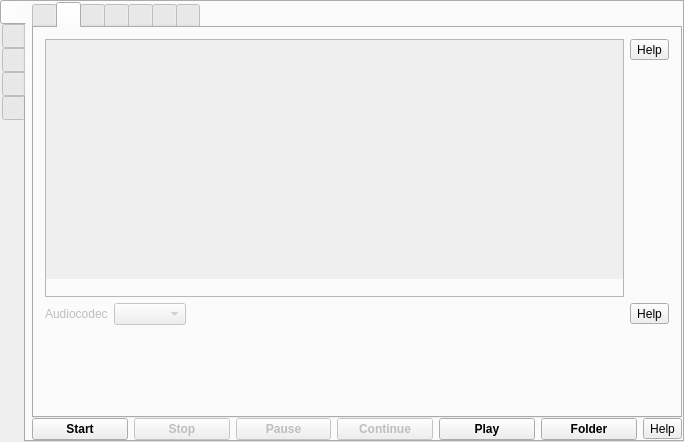
Old version of the form src/formMainWindow.ui in the repository vkohaupt/vokoscreenNG.
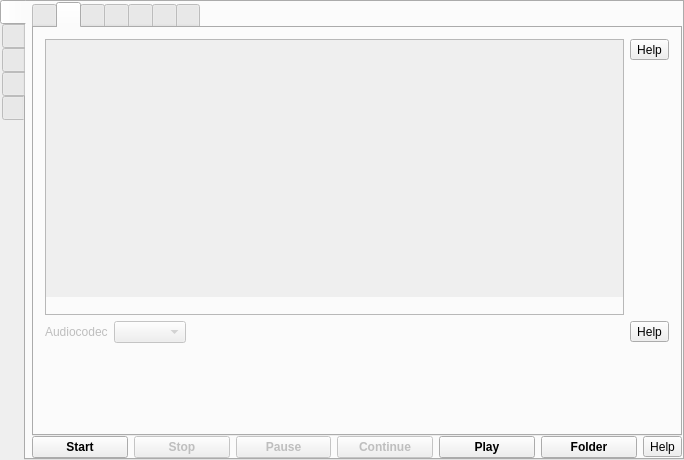
New version of the form. The open tabs and pages were chosen to show the change. Icons and pictures are not drawn.

What changed in the file:
```diff
--- a/src/formMainWindow.ui
+++ b/src/formMainWindow.ui
@@ -7,7 +7,7 @@
     <x>0</x>
     <y>0</y>
     <width>684</width>
-    <height>442</height>
+    <height>460</height>
    </rect>
   </property>
   <property name="windowTitle">
@@ -566,8 +566,8 @@
                      <rect>
                       <x>0</x>
                       <y>0</y>
-                      <width>509</width>
-                      <height>166</height>
+                      <width>16</width>
+                      <height>16</height>
                      </rect>
                     </property>
                     <layout class="QVBoxLayout" name="verticalLayoutAudioDevices">
```
Left out of the diff: 10 changed lines with no effect on the pictures.
